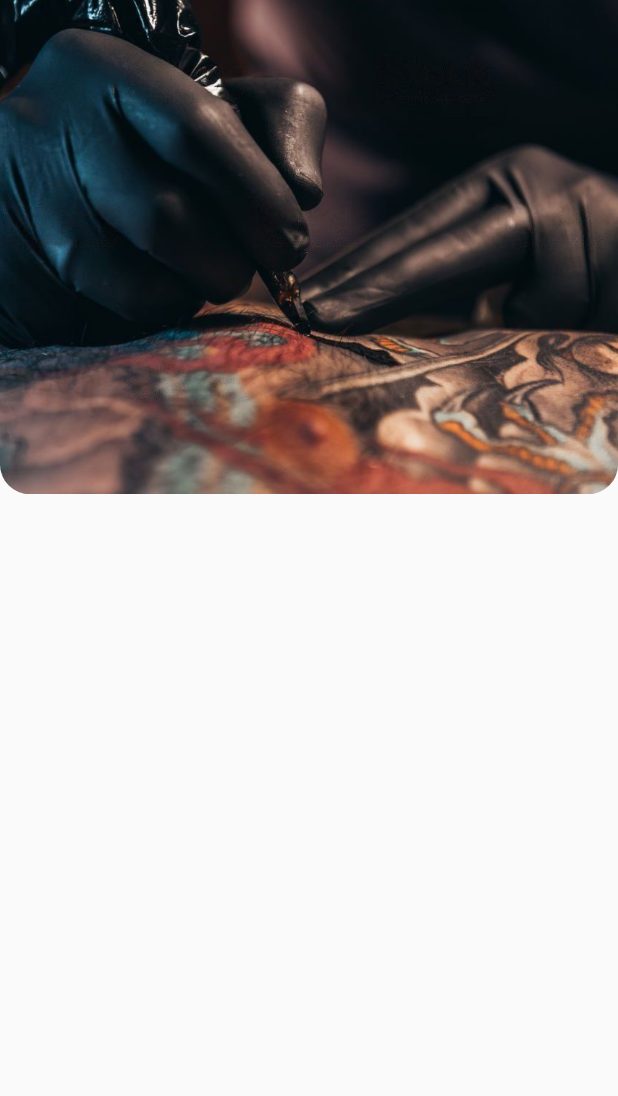
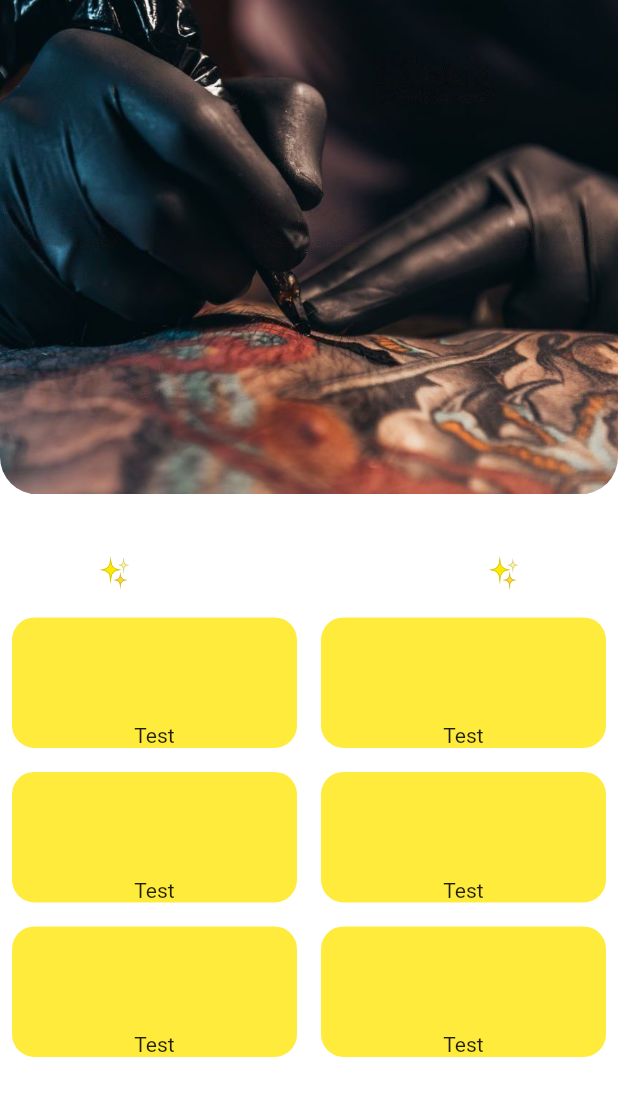
Before and after one commit to wheeout/appTC, a Flutter app: the screen it shows after launch, on a phone screen of 412 x 824 dp. Shown: the top 1096 px of the screen. Run offline on Flutter 3.47's test engine with Material 2 defaults, Android fonts, the phone set to English and light mode, and no system bars.

Commit message:
Criação da área de "Encontre sua inspiração"

```diff
--- a/lib/ui/home/home.dart
+++ b/lib/ui/home/home.dart
@@ -8,7 +8,8 @@ class Home extends StatelessWidget {
   @override
   Widget build(BuildContext context) {
     return Scaffold(
-      body: Column(children: [
+        backgroundColor: Color.fromARGB(0, 38, 38, 38),
+        body: ListView(children: [
           Container(
             width: MediaQuery.of(context).size.width,
             height: MediaQuery.of(context).size.height * 0.4,
@@ -16,8 +17,8 @@ class Home extends StatelessWidget {
               borderRadius: BorderRadius.only(
                 topLeft: Radius.circular(0),
                 topRight: Radius.circular(0),
-              bottomLeft: Radius.circular(20),
-              bottomRight: Radius.circular(20),
+                bottomLeft: Radius.circular(25),
+                bottomRight: Radius.circular(25),
               ),
               image: DecorationImage(
                   image: AssetImage('assets/images/img_main.jpeg'),
@@ -26,18 +27,91 @@ class Home extends StatelessWidget {
                   repeat: ImageRepeat.noRepeat),
             ),
           ),
-        // GridView.count(crossAxisCount: 2, children: [
-        //   Container(
-        //     width: MediaQuery.of(context).size.width,
-        //     height: MediaQuery.of(context).size.height * 0.4,
-        //     decoration: BoxDecoration(
-        //       color: Colors.yellow,
-        //     ),
-        //     alignment: Alignment.bottomCenter,
-        //     child: const Text('Test'),
-        //   )
-        // ])
+          Padding(
+            padding: const EdgeInsets.fromLTRB(10, 40, 10, 10),
+            child: Container(
+                width: MediaQuery.of(context).size.width,
+                alignment: Alignment.bottomCenter,
+                child: const Text('✨ ENCONTRE INSPIRAÇÃO ✨',
+                    style: TextStyle(
+                        color: Colors.white,
+                        fontWeight: FontWeight.bold,
+                        fontSize: 20))),
+          ),
+          GridView.count(
+              crossAxisCount: 2,
+              childAspectRatio: MediaQuery.of(context).size.width /
+                  (MediaQuery.of(context).size.height / 4),
+              shrinkWrap: true,
+              scrollDirection: Axis.vertical,
+              children: [
+                Padding(
+                  padding: const EdgeInsets.all(8.0),
+                  child: Container(
+                      width: MediaQuery.of(context).size.width,
+                      decoration: BoxDecoration(
+                        color: Colors.yellow,
+                        borderRadius: BorderRadius.circular(15),
+                      ),
+                      alignment: Alignment.bottomCenter,
+                      child: const Text('Test')),
+                ),
+                Padding(
+                  padding: const EdgeInsets.all(8.0),
+                  child: Container(
+                      width: MediaQuery.of(context).size.width,
+                      decoration: BoxDecoration(
+                        color: Colors.yellow,
+                        borderRadius: BorderRadius.circular(15),
+                      ),
+                      alignment: Alignment.bottomCenter,
+                      child: const Text('Test')),
+                ),
+                Padding(
+                  padding: const EdgeInsets.all(8.0),
+                  child: Container(
+                      width: MediaQuery.of(context).size.width,
+                      decoration: BoxDecoration(
+                        color: Colors.yellow,
+                        borderRadius: BorderRadius.circular(15),
+                      ),
+                      alignment: Alignment.bottomCenter,
+                      child: const Text('Test')),
+                ),
+                Padding(
+                  padding: const EdgeInsets.all(8.0),
+                  child: Container(
+                      width: MediaQuery.of(context).size.width,
+                      decoration: BoxDecoration(
+                        color: Colors.yellow,
+                        borderRadius: BorderRadius.circular(15),
+                      ),
+                      alignment: Alignment.bottomCenter,
+                      child: const Text('Test')),
+                ),
+                Padding(
+                  padding: const EdgeInsets.all(8.0),
+                  child: Container(
+                      width: MediaQuery.of(context).size.width,
+                      decoration: BoxDecoration(
+                        color: Colors.yellow,
+                        borderRadius: BorderRadius.circular(15),
+                      ),
+                      alignment: Alignment.bottomCenter,
+                      child: const Text('Test')),
+                ),
+                Padding(
+                  padding: const EdgeInsets.all(8.0),
+                  child: Container(
+                      width: MediaQuery.of(context).size.width,
+                      decoration: BoxDecoration(
+                        color: Colors.yellow,
+                        borderRadius: BorderRadius.circular(15),
+                      ),
+                      alignment: Alignment.bottomCenter,
+                      child: const Text('Test')),
+                ),
               ]),
-    );
+        ]));
   }
 }
```
Lines whose indentation alone changed are shown as unchanged.
